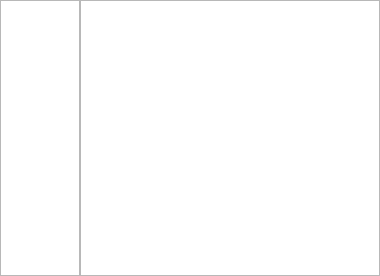
Kanzey/OpenNotes, file note/notedisplay.ui: the form before one commit.
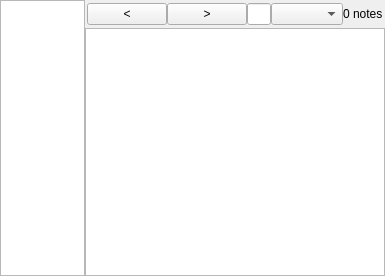
The form after the commit.

Commit message: Changed tab desing.

```diff
--- a/note/notedisplay.ui
+++ b/note/notedisplay.ui
@@ -6,7 +6,7 @@
    <rect>
     <x>0</x>
     <y>0</y>
-    <width>380</width>
+    <width>385</width>
     <height>276</height>
    </rect>
   </property>
@@ -16,10 +16,16 @@
     <verstretch>0</verstretch>
    </sizepolicy>
   </property>
+  <property name="minimumSize">
+   <size>
+    <width>380</width>
+    <height>0</height>
+   </size>
+  </property>
   <property name="windowTitle">
    <string>Form</string>
   </property>
-  <layout class="QHBoxLayout" name="horizontalLayout">
+  <layout class="QVBoxLayout" name="verticalLayout">
    <property name="spacing">
     <number>0</number>
    </property>
@@ -37,21 +43,12 @@
    </property>
    <item>
     <widget class="QSplitter" name="splitter">
-     <property name="sizePolicy">
-      <sizepolicy hsizetype="Expanding" vsizetype="Expanding">
-       <horstretch>0</horstretch>
-       <verstretch>0</verstretch>
-      </sizepolicy>
-     </property>
-     <property name="baseSize">
+     <property name="minimumSize">
       <size>
-       <width>0</width>
+       <width>380</width>
        <height>0</height>
       </size>
      </property>
-     <property name="lineWidth">
-      <number>0</number>
-     </property>
      <property name="orientation">
       <enum>Qt::Horizontal</enum>
      </property>
@@ -69,7 +66,7 @@
        <bool>true</bool>
       </property>
       <property name="sizePolicy">
-       <sizepolicy hsizetype="Preferred" vsizetype="Expanding">
+       <sizepolicy hsizetype="Expanding" vsizetype="Expanding">
         <horstretch>0</horstretch>
         <verstretch>0</verstretch>
        </sizepolicy>
@@ -102,7 +99,7 @@
        <enum>Qt::ScrollBarAlwaysOff</enum>
       </property>
      </widget>
-     <widget class="QListView" name="noteListView">
+     <widget class="QWidget" name="widget" native="true">
       <property name="sizePolicy">
        <sizepolicy hsizetype="Expanding" vsizetype="Expanding">
         <horstretch>1</horstretch>
@@ -115,12 +112,98 @@
         <height>0</height>
        </size>
       </property>
-      <property name="horizontalScrollBarPolicy">
-       <enum>Qt::ScrollBarAlwaysOff</enum>
-      </property>
-      <property name="verticalScrollMode">
-       <enum>QAbstractItemView::ScrollPerPixel</enum>
-      </property>
+      <layout class="QVBoxLayout" name="verticalLayout_3">
+       <property name="spacing">
+        <number>0</number>
+       </property>
+       <property name="leftMargin">
+        <number>0</number>
+       </property>
+       <property name="topMargin">
+        <number>0</number>
+       </property>
+       <property name="rightMargin">
+        <number>0</number>
+       </property>
+       <property name="bottomMargin">
+        <number>0</number>
+       </property>
+       <item>
+        <layout class="QVBoxLayout" name="verticalLayout_2">
+         <item>
+          <layout class="QHBoxLayout" name="horizontalLayout">
+           <property name="leftMargin">
+            <number>2</number>
+           </property>
+           <property name="topMargin">
+            <number>3</number>
+           </property>
+           <property name="rightMargin">
+            <number>2</number>
+           </property>
+           <property name="bottomMargin">
+            <number>3</number>
+           </property>
+           <item>
+            <widget class="QPushButton" name="leftButton">
+             <property name="minimumSize">
+              <size>
+               <width>0</width>
+               <height>0</height>
+              </size>
+             </property>
+             <property name="text">
+              <string>&lt;</string>
+             </property>
+            </widget>
+           </item>
+           <item>
+            <widget class="QPushButton" name="rightButton">
+             <property name="text">
+              <string>&gt;</string>
+             </property>
+            </widget>
+           </item>
+           <item>
+            <widget class="QLineEdit" name="lineEdit"/>
+           </item>
+           <item>
+            <widget class="QComboBox" name="sortComboBox"/>
+           </item>
+           <item>
+            <widget class="QLabel" name="noteCount">
+             <property name="text">
+              <string>0 notes</string>
+             </property>
+            </widget>
+           </item>
+          </layout>
+         </item>
+         <item>
+          <widget class="QListView" name="noteListView">
+           <property name="sizePolicy">
+            <sizepolicy hsizetype="Expanding" vsizetype="Expanding">
+             <horstretch>1</horstretch>
+             <verstretch>0</verstretch>
+            </sizepolicy>
+           </property>
+           <property name="minimumSize">
+            <size>
+             <width>300</width>
+             <height>0</height>
+            </size>
+           </property>
+           <property name="horizontalScrollBarPolicy">
+            <enum>Qt::ScrollBarAlwaysOff</enum>
+           </property>
+           <property name="verticalScrollMode">
+            <enum>QAbstractItemView::ScrollPerPixel</enum>
+           </property>
+          </widget>
+         </item>
+        </layout>
+       </item>
+      </layout>
      </widget>
     </widget>
    </item>
```
Left out of the diff: 3 changed lines with no effect on the pictures. The commit also changes 2 other files.
